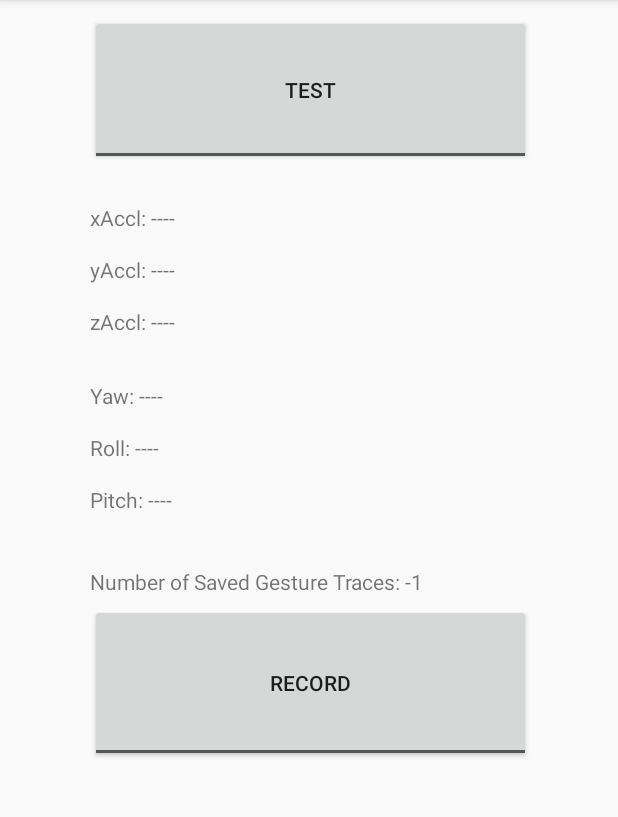
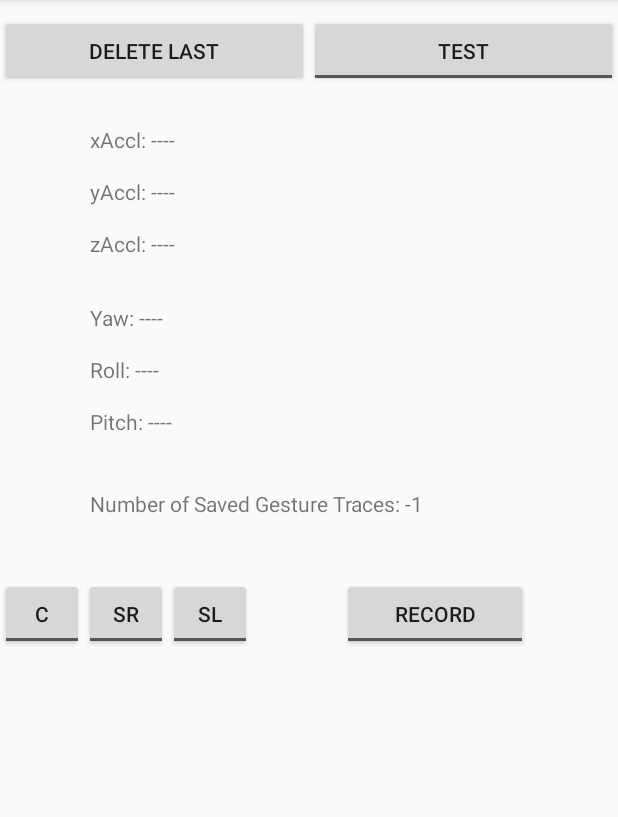
Before and after one commit to DLorell/Jesture, an Android app: the screen it shows after launch (MainActivity), on a phone screen of 412 x 824 dp, the part 84-901 px from its top. Run offline under Robolectric (Android 15) with nearby library versions, the phone set to English and light mode, and no system bars.

Commit message:
Holy hell it's late.

```diff
--- a/app/src/main/java/edu/uchicago/lorell/MainActivity.java
+++ b/app/src/main/java/edu/uchicago/lorell/MainActivity.java
@@ -11,6 +11,7 @@ import android.support.v7.app.AppCompatActivity;
 import android.util.Log;
 import android.view.View;
 import android.view.View.OnClickListener;
+import android.widget.Button;
 import android.widget.TextView;
 import android.widget.ToggleButton;
 import java.io.FileOutputStream;
@@ -30,7 +31,7 @@ import android.provider.MediaStore;
 
 public class MainActivity extends AppCompatActivity implements SensorEventListener, OnClickListener {
 
-
+    String gLabel = "";
     private static final String TAG = "MainActivity";
     Double x = 0.0;
     Double y = 0.0;
@@ -73,7 +74,8 @@ public class MainActivity extends AppCompatActivity implements SensorEventListen
 
 
     TextView xAccl, yAccl, zAccl, txtYaw, txtPitch, txtRoll, numTraces;
-    ToggleButton toggle, testButton;
+    ToggleButton toggle, testButton, circle, slashright, slashleft;
+    Button deleteLast;
 
 
 
@@ -88,6 +90,14 @@ public class MainActivity extends AppCompatActivity implements SensorEventListen
         toggle.setOnClickListener(this);
         testButton = (ToggleButton) findViewById(R.id.testButton);
         testButton.setOnClickListener(this);
+        circle = (ToggleButton) findViewById(R.id.circle);
+        circle.setOnClickListener(this);
+        slashleft = (ToggleButton) findViewById(R.id.slashleft);
+        slashleft.setOnClickListener(this);
+        slashright = (ToggleButton) findViewById(R.id.slashright);
+        slashright.setOnClickListener(this);
+        deleteLast = (Button) findViewById(R.id.deleteLast);
+        deleteLast.setOnClickListener(this);
 
 
         xAccl = (TextView) findViewById(R.id.xAccl);
@@ -156,6 +166,7 @@ public class MainActivity extends AppCompatActivity implements SensorEventListen
         numTraces.setText("Number of Saved Gesture Traces: " + Integer.toString(this.getFilesDir().listFiles().length - 1));
 
         toggle.setChecked(false);
+        testButton.setChecked(false);
     }
 
 
@@ -539,13 +550,48 @@ public class MainActivity extends AppCompatActivity implements SensorEventListen
 
         switch (v.getId()){
 
+
+            case R.id.deleteLast:
+
+                File[] filelist = this.getFilesDir().listFiles();
+
+                for(int i = 0; i < filelist.length; i++){
+
+
+                    if (Character.getNumericValue(filelist[i].getName().charAt(0)) == (filelist.length-1)){
+                        filelist[i].delete();
+                        numTraces.setText("Number of Saved Gesture Traces: " + Integer.toString(this.getFilesDir().listFiles().length - 1));
+                        break;
+                    }
+
+
+                }
+
+
+
+
+                break;
+
             case R.id.toggle:
 
                 boolean on = toggle.isChecked();
-                TextView text;
 
                 // "Hit record"
                 if(on) {
+
+                    if(circle.isChecked()){
+                        gLabel = "circle";
+                    }else if(slashright.isChecked()){
+                        gLabel = "slashright";
+                    }else if(slashleft.isChecked()){
+                        gLabel = "slashleft";
+                    }else{
+                        toggle.setChecked(false);
+                        break;
+                    }
+
+
+
                     startTime = System.currentTimeMillis();
 
                     rotVecInitialized = 0;
@@ -590,7 +636,7 @@ public class MainActivity extends AppCompatActivity implements SensorEventListen
                     //new File(this.getFilesDir(), "sensorData2.txt").delete();
 
                     File[] files = this.getFilesDir().listFiles();
-                    String filename = "gestureTrace" + Integer.toString(files.length) + ".txt";
+                    String filename = Integer.toString(files.length) + gLabel + "gestureTrace.txt";
 
                     if(new File(this.getFilesDir(), filename).exists()){
                         new File(this.getFilesDir(), filename).delete();
@@ -645,6 +691,27 @@ public class MainActivity extends AppCompatActivity implements SensorEventListen
 
                 break;
 
+            case R.id.circle:
+
+                slashright.setChecked(false);
+                slashleft.setChecked(false);
+                break;
+
+
+            case R.id.slashleft:
+
+                circle.setChecked(false);
+                slashright.setChecked(false);
+                break;
+
+
+            case R.id.slashright:
+
+                circle.setChecked(false);
+                slashleft.setChecked(false);
+                break;
+
+
         }
 
 
--- a/app/src/main/res/layout/activity_main.xml
+++ b/app/src/main/res/layout/activity_main.xml
@@ -7,14 +7,31 @@
     android:orientation="vertical"
     tools:context=".MainActivity">
 
+    <LinearLayout
+        android:layout_width="match_parent"
+        android:layout_height="wrap_content"
+        android:layout_alignParentBottom="true"
+        android:orientation="horizontal">
+
+        <Button
+            android:id="@+id/deleteLast"
+            android:layout_width="0dp"
+            android:layout_height="wrap_content"
+            android:layout_marginTop="10sp"
+            android:layout_weight="0.20"
+            android:text="Delete Last"/>
+
         <ToggleButton
             android:id="@+id/testButton"
-        android:layout_width="294dp"
-        android:layout_height="100dp"
-        android:layout_marginHorizontal="60dp"
+            android:layout_width="0dp"
+            android:layout_height="wrap_content"
             android:layout_marginTop="10sp"
+            android:layout_weight="0.20"
             android:textOff="Test"
             android:textOn="Stop Test" />
+
+
+    </LinearLayout>
 
     <TextView
         android:id="@+id/xAccl"
@@ -64,16 +81,50 @@
         android:layout_width="354dp"
         android:layout_height="wrap_content"
         android:layout_marginHorizontal="60dp"
-        android:layout_marginTop="35sp" />
+        android:layout_marginTop="35sp"
+        android:layout_marginBottom="40sp"/>
+
+    <LinearLayout
+        android:layout_width="match_parent"
+        android:layout_height="wrap_content"
+        android:layout_alignParentBottom="true"
+        android:orientation="horizontal">
+
+        <ToggleButton
+            android:id="@+id/circle"
+            android:layout_width="0dp"
+            android:layout_height="wrap_content"
+            android:textOff="C"
+            android:textOn="C"
+            android:layout_weight="0.20"/>
+
+        <ToggleButton
+            android:id="@+id/slashright"
+            android:layout_width="0dp"
+            android:layout_height="wrap_content"
+            android:textOff="SR"
+            android:textOn="SR"
+            android:layout_weight="0.20"/>
+
+        <ToggleButton
+            android:id="@+id/slashleft"
+            android:layout_width="0dp"
+            android:layout_height="wrap_content"
+            android:textOff="SL"
+            android:textOn="SL"
+            android:layout_weight="0.20"/>
 
         <ToggleButton
             android:id="@+id/toggle"
-        android:layout_width="294dp"
-        android:layout_height="105dp"
+            android:layout_width="0dp"
+            android:layout_height="wrap_content"
             android:layout_marginHorizontal="60dp"
-        android:layout_marginTop="5sp"
+
             android:textOff="Record"
-        android:textOn="Stop Recording" />
+            android:textOn="Stop Recording"
+            android:layout_weight="0.440"/>
+
+    </LinearLayout>
 
 
 </LinearLayout>
```
Lines whose indentation alone changed are shown as unchanged.
